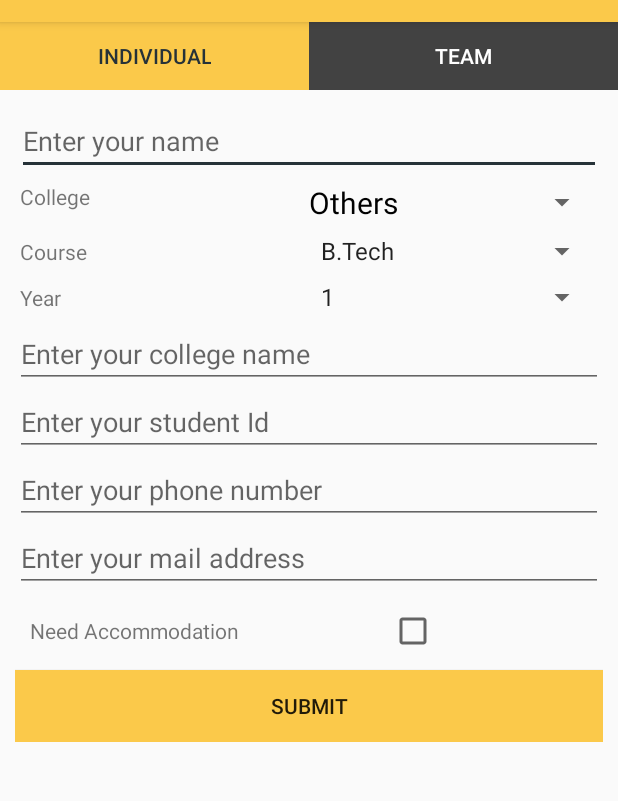
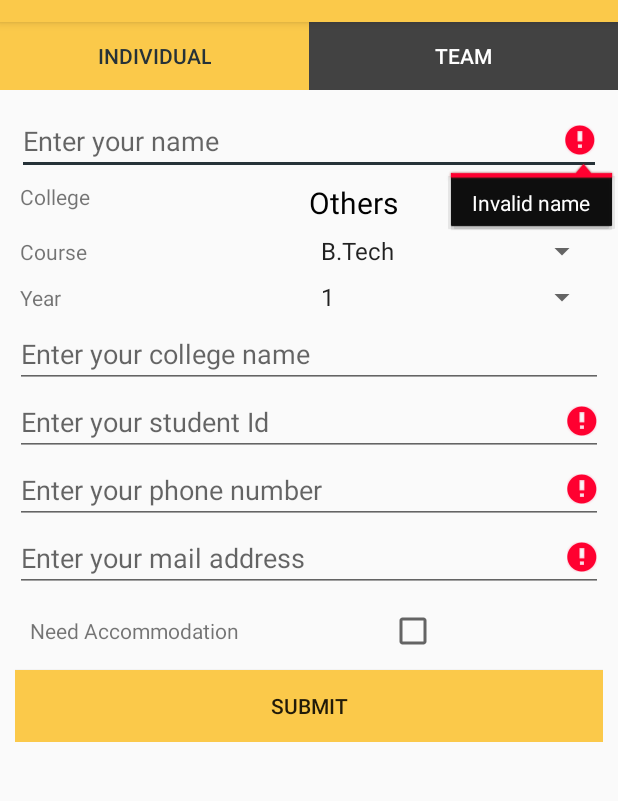
Before and after one commit to Bondzio/Scrolls17, an Android app: the fragment Register placed in its activity, after a tap on "SUBMIT", on a phone screen of 412 x 824 dp, the part 62-863 px from its top. Run offline under Robolectric (Android 15) with nearby library versions, the phone set to English and light mode, and no system bars; libraries missing offline, so code that uses them is left out: io.codetail.animation; plain views replace RevealFrameLayout.

Commit message:
Individual reg completed

```diff
--- a/app/src/main/java/in/silive/scrolls/Fragments/Register.java
+++ b/app/src/main/java/in/silive/scrolls/Fragments/Register.java
@@ -29,6 +29,7 @@ import org.json.JSONObject;
 import java.net.MalformedURLException;
 import java.util.ArrayList;
 import java.util.HashMap;
+import java.util.regex.Pattern;
 
 import in.silive.scrolls.Network.CheckConnectivity;
 import in.silive.scrolls.Network.FetchDataForLists;
@@ -121,7 +122,7 @@ public class Register extends Fragment implements NetworkResponseListener{
         individual_submit.setOnClickListener(new View.OnClickListener() {
             @Override
             public void onClick(View view) {
-                checkNumber();
+                getStudData();
             }
         });
         submit_team_reg = (Button) reg_view.findViewById(R.id.submit_team_reg);
@@ -247,16 +248,30 @@ public class Register extends Fragment implements NetworkResponseListener{
     public void getStudData() {
         Log.d("Scrolls","getData called");
         student_name = stud_name.getText().toString();
+        if (student_name.length()==0){
+            stud_name.setError("Invalid name");
+        }
         student_college_name = stud_other_college.getText().toString();
         student_id = stud_id.getText().toString();
+        if (student_id.length()==0){
+            stud_id.setError("Invalid Id");
+        }
         student_mail = stud_mail.getText().toString();
+        if (!(Pattern.matches("^[A-Z0-9._%+-]+@[A-Z0-9.-]+\\.[A-Z]{2,}$", student_mail))) {
+            stud_mail.setError("Invalid mail");
+
+        }
         student_mob_no = stud_mob_no.getText().toString();
+        if (student_mob_no.length()!=10){
+            stud_mob_no.setError("Invalid phone number");
+        }
         student_course = stud_course.getSelectedItem().toString();
         student_year = stud_year.getSelectedItem().toString();
         if (stud_accommodation.isChecked()) {
             student_accommodation = true;
         }
-        JSONObject user_reg_data = new JSONObject();
+        checkNumber();
+        /*JSONObject user_reg_data = new JSONObject();
         try {
             user_reg_data.put("STUD_NAME", student_name);
             user_reg_data.put("STUD_ID", student_id);
@@ -271,7 +286,7 @@ public class Register extends Fragment implements NetworkResponseListener{
         } catch (Exception e) {
             Log.d("Scrolls", "Error : getStudData() in Register");
 
-        }
+        }*/
 
 
     }
--- a/app/src/main/res/layout/fragment_registration.xml
+++ b/app/src/main/res/layout/fragment_registration.xml
@@ -30,7 +30,7 @@
             android:padding="10dp">
 
 
-            <EditText
+            <android.support.design.widget.TextInputEditText
                 android:id="@+id/stud_name"
                 android:layout_width="match_parent"
                 android:layout_height="wrap_content"
@@ -101,21 +101,21 @@
 
             </LinearLayout>
 
-            <EditText
+            <android.support.design.widget.TextInputEditText
                 android:id="@+id/stud_other_college"
                 android:layout_width="match_parent"
                 android:layout_height="wrap_content"
                 android:hint="Enter your college name"
                 />
 
-            <EditText
+            <android.support.design.widget.TextInputEditText
                 android:id="@+id/stud_id"
                 android:layout_width="match_parent"
                 android:layout_height="wrap_content"
                 android:hint="Enter your student Id"
                 />
 
-            <EditText
+            <android.support.design.widget.TextInputEditText
                 android:id="@+id/stud_mob_no"
                 android:layout_width="match_parent"
                 android:layout_height="wrap_content"
@@ -123,7 +123,7 @@
                 android:inputType="phone"
                 />
 
-            <EditText
+            <android.support.design.widget.TextInputEditText
                 android:id="@+id/stud_mail"
                 android:layout_width="match_parent"
                 android:layout_height="wrap_content"
@@ -171,7 +171,7 @@
             android:padding="10dp"
             android:visibility="gone">
 
-            <EditText
+            <android.support.design.widget.TextInputEditText
                 android:id="@+id/team_name"
                 android:layout_width="match_parent"
                 android:layout_height="match_parent"
@@ -233,14 +233,14 @@
                     android:orientation="horizontal"
                     android:padding="3dp">
 
-                    <EditText
+                    <android.support.design.widget.TextInputEditText
                         android:id="@+id/member_one_id"
                         android:layout_width="match_parent"
                         android:layout_height="match_parent"
                         android:layout_weight="1"
                         android:hint="Scrolls ID" />
 
-                    <EditText
+                    <android.support.design.widget.TextInputEditText
                         android:id="@+id/member_one_name"
                         android:layout_width="match_parent"
                         android:layout_height="match_parent"
@@ -272,14 +272,14 @@
                     android:layout_weight="1"
                     android:orientation="horizontal">
 
-                    <EditText
+                    <android.support.design.widget.TextInputEditText
                         android:id="@+id/member_two_id"
                         android:layout_width="match_parent"
                         android:layout_height="match_parent"
                         android:layout_weight="1"
                         android:hint="Scrolls ID" />
 
-                    <EditText
+                    <android.support.design.widget.TextInputEditText
                         android:id="@+id/member_two_name"
                         android:layout_width="match_parent"
                         android:layout_height="match_parent"
@@ -310,14 +310,14 @@
                     android:layout_weight="1"
                     android:orientation="horizontal">
 
-                    <EditText
+                    <android.support.design.widget.TextInputEditText
                         android:id="@+id/member_three_id"
                         android:layout_width="match_parent"
                         android:layout_height="match_parent"
                         android:layout_weight="1"
                         android:hint="Scrolls ID" />
 
-                    <EditText
+                    <android.support.design.widget.TextInputEditText
                         android:id="@+id/member_three_name"
                         android:layout_width="match_parent"
                         android:layout_height="match_parent"
@@ -436,7 +436,7 @@
                     android:textStyle="bold"
                     android:text="Password" />
 
-                <EditText
+                <android.support.design.widget.TextInputEditText
                     android:id="@+id/team_password"
                     android:layout_width="match_parent"
                     android:layout_height="match_parent"
```
